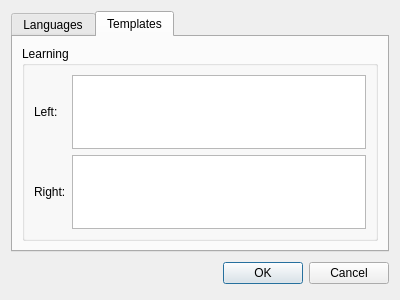
Before: the Qt Designer form source/vocabularymanagerdialog/vocabularysettingsdialog.ui in martin-kudlicka/vocabulary-master, drawn with Qt 5.
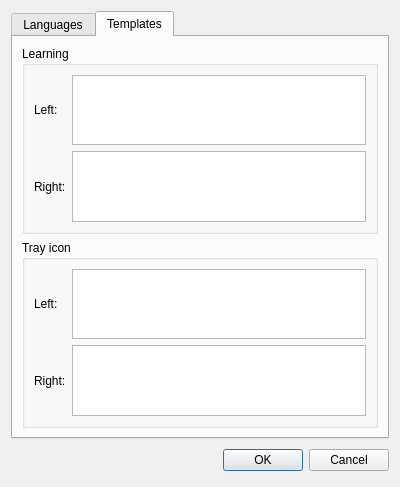
After: the same form once the commit is applied. The open tabs and pages were chosen to show the change.

Commit message: + tray template editor

```diff
--- a/source/vocabularymanagerdialog/vocabularysettingsdialog.ui
+++ b/source/vocabularymanagerdialog/vocabularysettingsdialog.ui
@@ -157,6 +157,35 @@
          </layout>
         </widget>
        </item>
+       <item>
+        <widget class="QGroupBox" name="groupBox_3">
+         <property name="title">
+          <string>Tray icon</string>
+         </property>
+         <layout class="QGridLayout" name="gridLayout_4">
+          <item row="0" column="0">
+           <widget class="QLabel" name="label_7">
+            <property name="text">
+             <string>Left:</string>
+            </property>
+           </widget>
+          </item>
+          <item row="0" column="3">
+           <widget class="QTextEdit" name="qteTrayLeft"/>
+          </item>
+          <item row="1" column="3">
+           <widget class="QTextEdit" name="qteTrayRight"/>
+          </item>
+          <item row="1" column="0">
+           <widget class="QLabel" name="label_8">
+            <property name="text">
+             <string>Right:</string>
+            </property>
+           </widget>
+          </item>
+         </layout>
+        </widget>
+       </item>
       </layout>
      </widget>
     </widget>
```
The commit also changes 3 other files.
